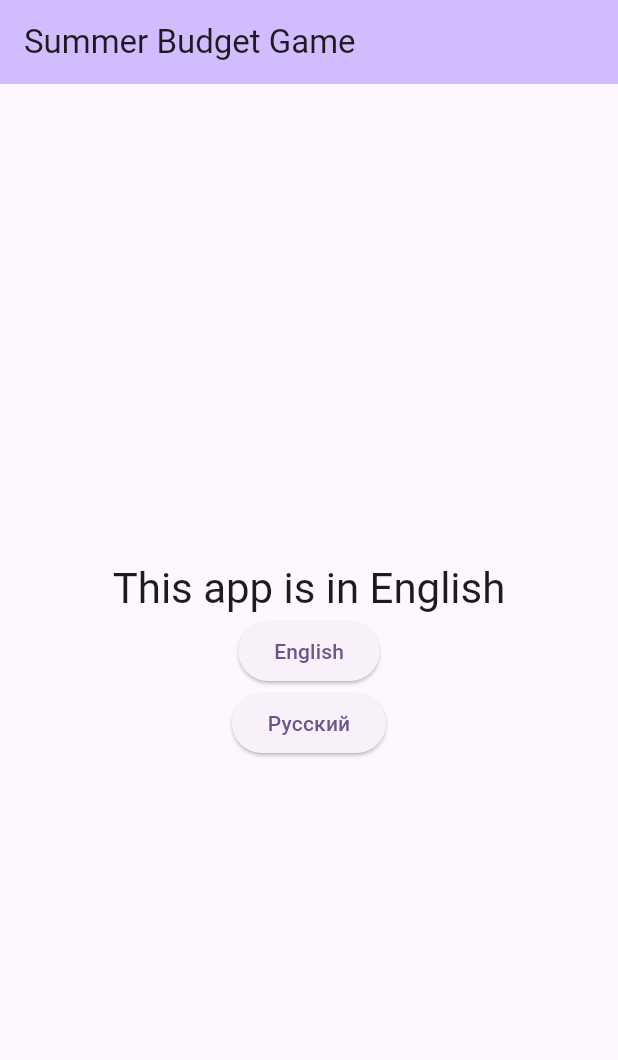
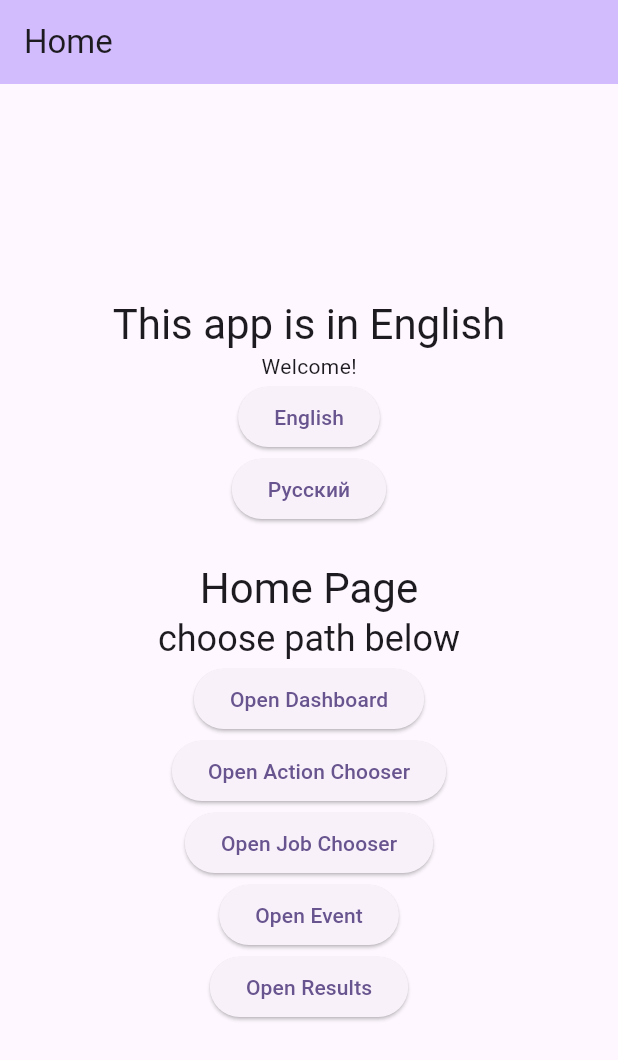
Before and after one commit to greygn/summer-budget-game, a Flutter app: the screen it shows after launch, on a phone screen of 412 x 824 dp. Shown: the top 1060 px of the screen. Run offline on Flutter 3.47's test engine with Material 3 defaults, Android fonts, the light colour scheme and no system bars; our stand-ins replace auto_route, talker_flutter.

Commit message:
Добавлен набросок навигации
созданы 6 экранов (home, action_chooser, dashboard, event, job_chooser, results)
добавлены роуты для этих экранов
подключен логгер talker_flutter для отслеживания переходов на экраны
дополнена локализация

```diff
--- /dev/null
+++ b/lib/app_router.dart
@@ -0,0 +1,18 @@
+import 'package:auto_route/annotations.dart';
+import 'package:auto_route/auto_route.dart';
+
+import 'app_router.gr.dart';
+
+@AutoRouterConfig()
+class AppRouter extends RootStackRouter {
+
+  @override
+  List<AutoRoute> get routes => [
+    AutoRoute(page: HomeRoute.page, path: '/'),
+    AutoRoute(page: DashboardRoute.page, path: '/dashboard'),
+    AutoRoute(page: EventRoute.page, path: '/event'),
+    AutoRoute(page: ActionChooserRoute.page, path: '/action-chooser'),
+    AutoRoute(page: JobChooserRoute.page, path: '/job-chooser'),
+    AutoRoute(page: ResultsRoute.page, path: '/results'),
+  ];
+}
--- a/lib/l10n/app_localizations.dart
+++ b/lib/l10n/app_localizations.dart
@@ -94,8 +94,8 @@ abstract class AppLocalizations {
 
   /// A list of this localizations delegate's supported locales.
   static const List<Locale> supportedLocales = <Locale>[
+    Locale('en'),
     Locale('ru'),
-    Locale('en'),
   ];
 
   /// Название приложения на главном экране
@@ -109,6 +109,12 @@ abstract class AppLocalizations {
   /// In ru, this message translates to:
   /// **'Это приложение на русском языке'**
   String get languageIntroduction;
+
+  /// No description provided for @welcome_text.
+  ///
+  /// In ru, this message translates to:
+  /// **'Добро пожаловать!'**
+  String get welcome_text;
 }
 
 class _AppLocalizationsDelegate
@@ -122,7 +128,7 @@ class _AppLocalizationsDelegate
 
   @override
   bool isSupported(Locale locale) =>
-      <String>['ru', 'en'].contains(locale.languageCode);
+      <String>['en', 'ru'].contains(locale.languageCode);
 
   @override
   bool shouldReload(_AppLocalizationsDelegate old) => false;
@@ -131,10 +137,10 @@ class _AppLocalizationsDelegate
 AppLocalizations lookupAppLocalizations(Locale locale) {
   // Lookup logic when only language code is specified.
   switch (locale.languageCode) {
+    case 'en':
+      return AppLocalizationsEn();
     case 'ru':
       return AppLocalizationsRu();
-    case 'en':
-      return AppLocalizationsEn();
   }
 
   throw FlutterError(
--- a/lib/l10n/app_localizations_en.dart
+++ b/lib/l10n/app_localizations_en.dart
@@ -13,4 +13,7 @@ class AppLocalizationsEn extends AppLocalizations {
 
   @override
   String get languageIntroduction => 'This app is in English';
+
+  @override
+  String get welcome_text => 'Welcome!';
 }
--- a/lib/l10n/app_localizations_ru.dart
+++ b/lib/l10n/app_localizations_ru.dart
@@ -13,4 +13,7 @@ class AppLocalizationsRu extends AppLocalizations {
 
   @override
   String get languageIntroduction => 'Это приложение на русском языке';
+
+  @override
+  String get welcome_text => 'Добро пожаловать!';
 }
--- a/lib/l10n/intl_en.arb
+++ b/lib/l10n/intl_en.arb
@@ -2,5 +2,6 @@
   "@@locale": "en",
 
   "appTitle": "Cheapy!",
-  "languageIntroduction": "This app is in English"
+  "languageIntroduction": "This app is in English",
+  "welcome_text": "Welcome!"
 }
--- a/lib/l10n/intl_ru.arb
+++ b/lib/l10n/intl_ru.arb
@@ -8,5 +8,6 @@
   "languageIntroduction": "Это приложение на русском языке",
   "@languageIntroduction": {
     "description": "Описание языка интерфейса приложения"
-  }
+  },
+  "welcome_text": "Добро пожаловать!"
 }
--- a/lib/main.dart
+++ b/lib/main.dart
@@ -1,5 +1,8 @@
+import 'package:auto_route/auto_route.dart';
 import 'package:flutter/material.dart';
 import 'package:flutter_localizations/flutter_localizations.dart';
+import 'package:summer_budget_game/app_router.dart';
+import 'package:talker_flutter/talker_flutter.dart';
 import 'l10n/app_localizations.dart';
 
 void main() {
@@ -18,6 +21,8 @@ class MyApp extends StatefulWidget {
 
 class MyAppState extends State<MyApp> {
   Locale? _locale;
+  final _appRouter = AppRouter();
+  final talker = Talker();
 
   void setLocale(Locale value) {
     setState(() {
@@ -27,7 +32,10 @@ class MyAppState extends State<MyApp> {
 
   @override
   Widget build(BuildContext context) {
-    return MaterialApp(
+    return MaterialApp.router(
+      routerConfig: _appRouter.config(
+          navigatorObservers: () => [TalkerRouteObserver(talker)]
+      ),
       locale: _locale,
       localizationsDelegates: const [
         AppLocalizations.delegate,
@@ -38,53 +46,6 @@ class MyAppState extends State<MyApp> {
       supportedLocales: AppLocalizations.supportedLocales,
       title: 'Flutter Demo',
       theme: ThemeData(colorScheme: .fromSeed(seedColor: Colors.deepPurple)),
-      home: const MyHomePage(title: 'Summer Budget Game'),
     );
   }
 }
-
-class MyHomePage extends StatefulWidget {
-  const MyHomePage({super.key, required this.title});
-
-  final String title;
-
-  @override
-  State<MyHomePage> createState() => _MyHomePageState();
-}
-
-class _MyHomePageState extends State<MyHomePage> {
-  @override
-  Widget build(BuildContext context) {
-    final t = AppLocalizations.of(context)!;
-
-    return Scaffold(
-      appBar: AppBar(
-        backgroundColor: Theme.of(context).colorScheme.inversePrimary,
-        title: Text(widget.title),
-      ),
-      body: Center(
-        child: Column(
-          mainAxisAlignment: .center,
-          children: [
-            Text(
-              t.languageIntroduction,
-              style: Theme.of(context).textTheme.headlineMedium,
-            ),
-            ElevatedButton(
-              onPressed: () {
-                MyApp.of(context)?.setLocale(const Locale('en'));
-              },
-              child: Text("English"),
-            ),
-            ElevatedButton(
-              onPressed: () {
-                MyApp.of(context)?.setLocale(const Locale('ru'));
-              },
-              child: Text("Русский"),
-            ),
-          ],
-        ),
-      ),
-    );
-  }
-}
--- /dev/null
+++ b/lib/ui/screens/home_page.dart
@@ -0,0 +1,81 @@
+import 'package:auto_route/annotations.dart';
+import 'package:auto_route/auto_route.dart';
+import 'package:flutter/material.dart';
+
+import '../../l10n/app_localizations.dart';
+import '../../main.dart';
+
+@RoutePage()
+class HomePage extends StatefulWidget {
+  const HomePage({Key? key}) : super(key: key);
+
+  @override
+  _HomePageState createState() => _HomePageState();
+}
+
+class _HomePageState extends State<HomePage> {
+  @override
+  Widget build(BuildContext context) {
+    final t = AppLocalizations.of(context)!;
+
+    return Scaffold(
+      appBar: AppBar(
+        backgroundColor: Theme.of(context).colorScheme.inversePrimary,
+        title: Text('Home'),
+      ),
+      body: Center(
+        child: Column(
+          mainAxisAlignment: .center,
+          children: [
+            Text(
+              t.languageIntroduction,
+              style: Theme.of(context).textTheme.headlineMedium,
+            ),
+            Text(t.welcome_text),
+            ElevatedButton(
+              onPressed: () {
+                MyApp.of(context)?.setLocale(const Locale('en'));
+              },
+              child: Text("English"),
+            ),
+            ElevatedButton(
+              onPressed: () {
+                MyApp.of(context)?.setLocale(const Locale('ru'));
+              },
+              child: Text("Русский"),
+            ),
+            Container(height: 24,),
+            Text(
+              'Home Page',
+              style: Theme.of(context).textTheme.headlineMedium,
+            ),
+            Text(
+              'choose path below',
+              style: Theme.of(context).textTheme.headlineSmall,
+            ),
+            ElevatedButton(
+              onPressed: () => context.router.pushPath('/dashboard'),
+              child: Text('Open Dashboard'),
+            ),
+            ElevatedButton(
+              onPressed: () => context.router.pushPath('/action-chooser'),
+              child: Text('Open Action Chooser'),
+            ),
+            ElevatedButton(
+              onPressed: () => context.router.pushPath('/job-chooser'),
+              child: Text('Open Job Chooser'),
+            ),
+            ElevatedButton(
+              onPressed: () => context.router.pushPath('/event'),
+              child: Text('Open Event'),
+            ),
+            ElevatedButton(
+              onPressed: () => context.router.pushPath('/results'),
+              child: Text('Open Results'),
+            ),
+          ],
+        ),
+      ),
+    );
+  }
+}
--- a/pubspec.yaml
+++ b/pubspec.yaml
@@ -37,6 +37,9 @@ dependencies:
   flutter_localizations:
     sdk: flutter
   intl: any
+  auto_route: ^11.1.0
+  talker: ^5.1.17
+  talker_flutter: ^5.1.17
 
 dev_dependencies:
   flutter_test:
@@ -48,6 +51,8 @@ dev_dependencies:
   # package. See that file for information about deactivating specific lint
   # rules and activating additional ones.
   flutter_lints: ^6.0.0
+  auto_route_generator: ^10.6.0
+  build_runner: ^2.15.0
 
 # For information on the generic Dart part of this file, see the
 # following page: https://dart.dev/tools/pub/pubspec
```
Also changed, not shown: lib/ui/screens/action_chooser_page.dart (added, +33 -0 lines), lib/ui/screens/dashboard_page.dart (added, +33 -0 lines), lib/ui/screens/event_page.dart (added, +33 -0 lines), lib/ui/screens/job_chooser_page.dart (added, +33 -0 lines), lib/ui/screens/results_page.dart (added, +33 -0 lines), lib/app_router.gr.dart (added), lib/generated/intl/messages_en.dart, lib/generated/intl/messages_ru.dart, lib/generated/l10n.dart, pubspec.lock, 5 other files.
